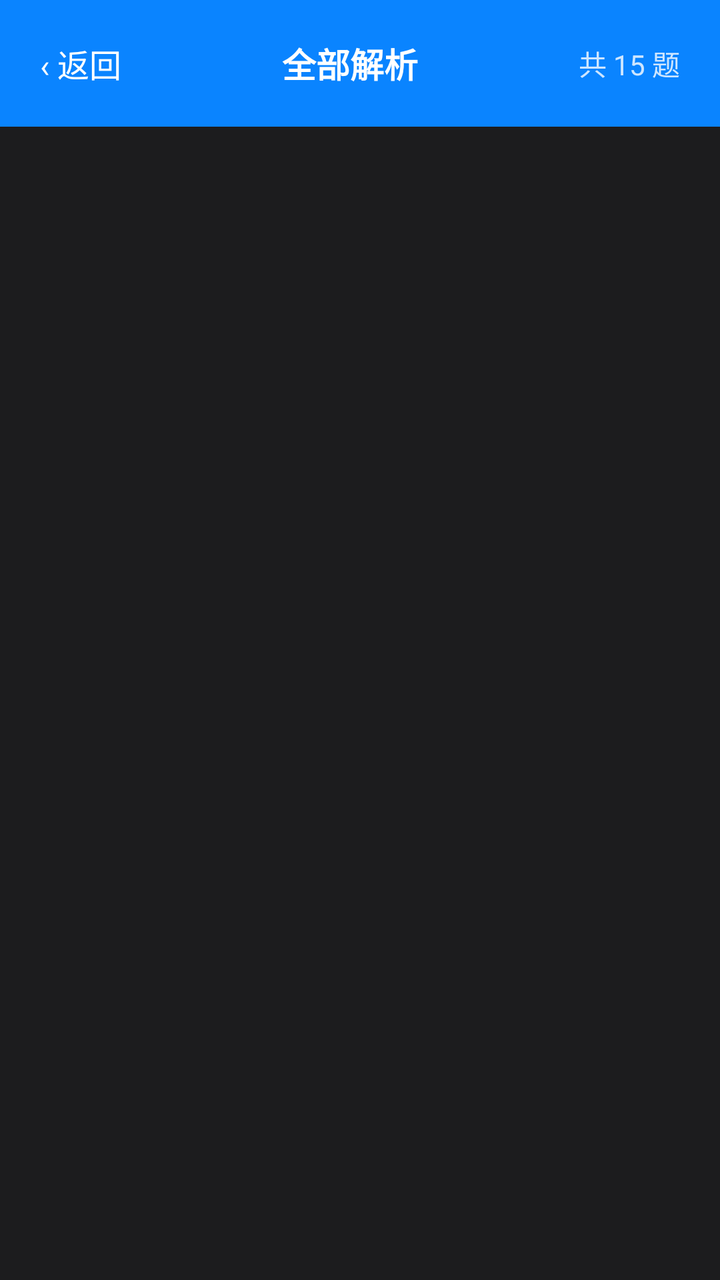
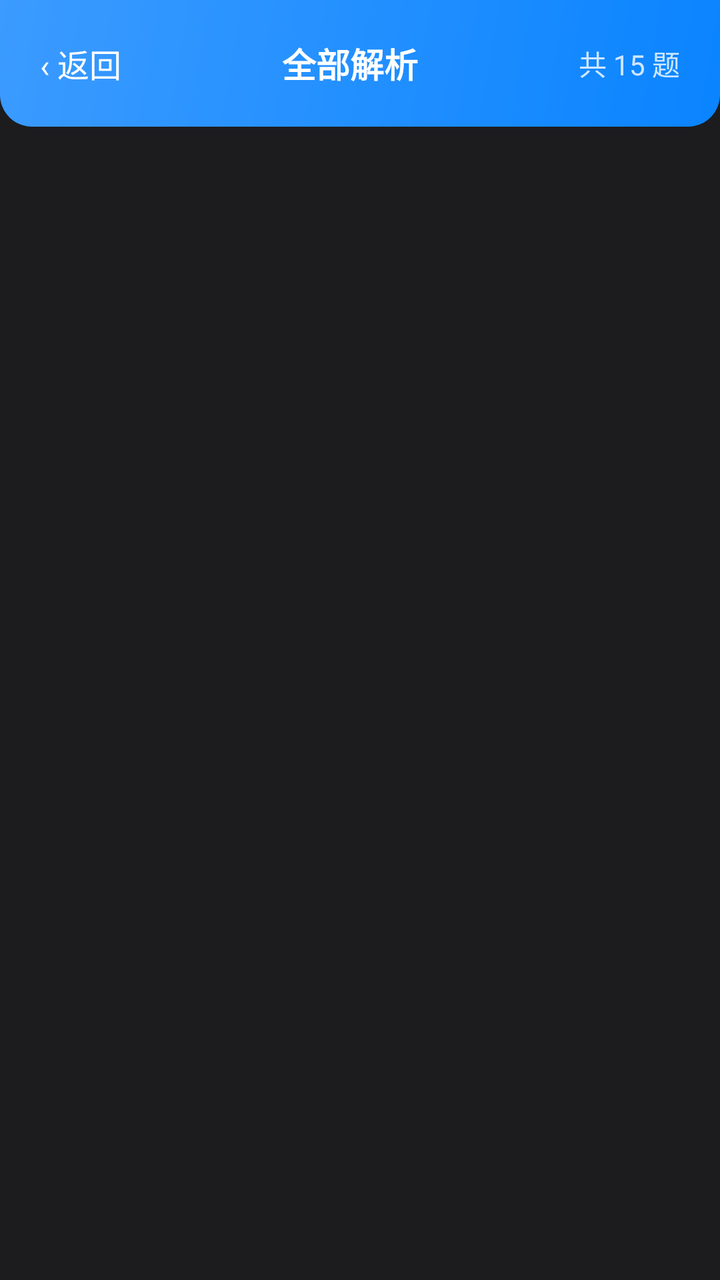

Screens rendered from an Android XML layout before and after an edit, with the pre-edit source and the edit as a unified diff.
<!-- AndroidManifest.xml: application theme Theme.AlgoRobo -->
<!-- res/layout/activity_analysis.xml -->
<?xml version="1.0" encoding="utf-8"?>
<LinearLayout xmlns:android="http://schemas.android.com/apk/res/android"
    android:layout_width="match_parent" android:layout_height="match_parent"
    android:orientation="vertical" android:background="@color/bg_page">

    <LinearLayout android:id="@+id/topBar" android:layout_width="match_parent" android:layout_height="wrap_content"
        android:orientation="horizontal" android:gravity="center_vertical"
        android:padding="16dp" android:background="@color/primary">
        <TextView android:id="@+id/btnAnalysisBack" android:layout_width="wrap_content" android:layout_height="wrap_content"
            android:text="‹ 返回" android:textSize="16sp" android:textColor="@android:color/white" android:padding="4dp" />
        <TextView android:id="@+id/tvAnalysisTitle" android:layout_width="0dp" android:layout_height="wrap_content"
            android:layout_weight="1" android:gravity="center" android:text="全部解析" android:textSize="17sp"
            android:textStyle="bold" android:textColor="@android:color/white" />
        <TextView android:id="@+id/tvAnalysisCount" android:layout_width="wrap_content" android:layout_height="wrap_content"
            android:text="共 15 题" android:textSize="14sp" android:textColor="@color/text_on_primary_70" android:padding="4dp" />
    </LinearLayout>

    <androidx.recyclerview.widget.RecyclerView
        android:id="@+id/rvAnalysis"
        android:layout_width="match_parent" android:layout_height="0dp" android:layout_weight="1"
        android:paddingTop="4dp" android:paddingBottom="12dp"
        android:clipToPadding="false" android:scrollbars="none" />
</LinearLayout>
<!-- resources referenced by this layout -->
<resources>
  <color name="bg_page">#1C1C1E</color>
  <color name="primary">#0A84FF</color>
  <color name="text_on_primary_70">#CCFFFFFF</color>
  <style name="Theme.AlgoRobo" parent="Theme.AppCompat.DayNight.NoActionBar">
          <item name="colorPrimary">@color/primary</item>
          <item name="colorPrimaryDark">@color/primary_dark</item>
          <item name="colorAccent">@color/primary</item>
          <item name="android:windowBackground">@color/bg_page</item>
          <item name="android:navigationBarColor">@color/bg_page</item>
          <item name="android:windowLightStatusBar">false</item>
          <item name="android:windowLayoutInDisplayCutoutMode">shortEdges</item>
      </style>
  <color name="primary_dark">#0A84FF</color>
</resources>

<!-- the commit's change to res/layout/activity_analysis.xml (unified diff, before → after) -->
@@ -5,7 +5,7 @@
 
     <LinearLayout android:id="@+id/topBar" android:layout_width="match_parent" android:layout_height="wrap_content"
         android:orientation="horizontal" android:gravity="center_vertical"
-        android:padding="16dp" android:background="@color/primary">
+        android:padding="16dp" android:background="@drawable/bg_result_header_chalk">
         <TextView android:id="@+id/btnAnalysisBack" android:layout_width="wrap_content" android:layout_height="wrap_content"
             android:text="‹ 返回" android:textSize="16sp" android:textColor="@android:color/white" android:padding="4dp" />
         <TextView android:id="@+id/tvAnalysisTitle" android:layout_width="0dp" android:layout_height="wrap_content"
<!-- resource entries referenced after the edit -->
@@ -3,6 +3,12 @@
   <color name="bg_page">#1C1C1E</color>
   <color name="primary">#0A84FF</color>
   <color name="text_on_primary_70">#CCFFFFFF</color>
+  <!-- drawable bg_result_header_chalk (drawable) -->
+  <?xml version="1.0" encoding="utf-8"?>
+  <shape xmlns:android="http://schemas.android.com/apk/res/android" android:shape="rectangle">
+      <gradient android:startColor="#0A84FF" android:endColor="#3B9BFF" android:angle="135" />
+      <corners android:bottomLeftRadius="16dp" android:bottomRightRadius="16dp" />
+  </shape>
   <style name="Theme.AlgoRobo" parent="Theme.AppCompat.DayNight.NoActionBar">
           <item name="colorPrimary">@color/primary</item>
           <item name="colorPrimaryDark">@color/primary_dark</item>
